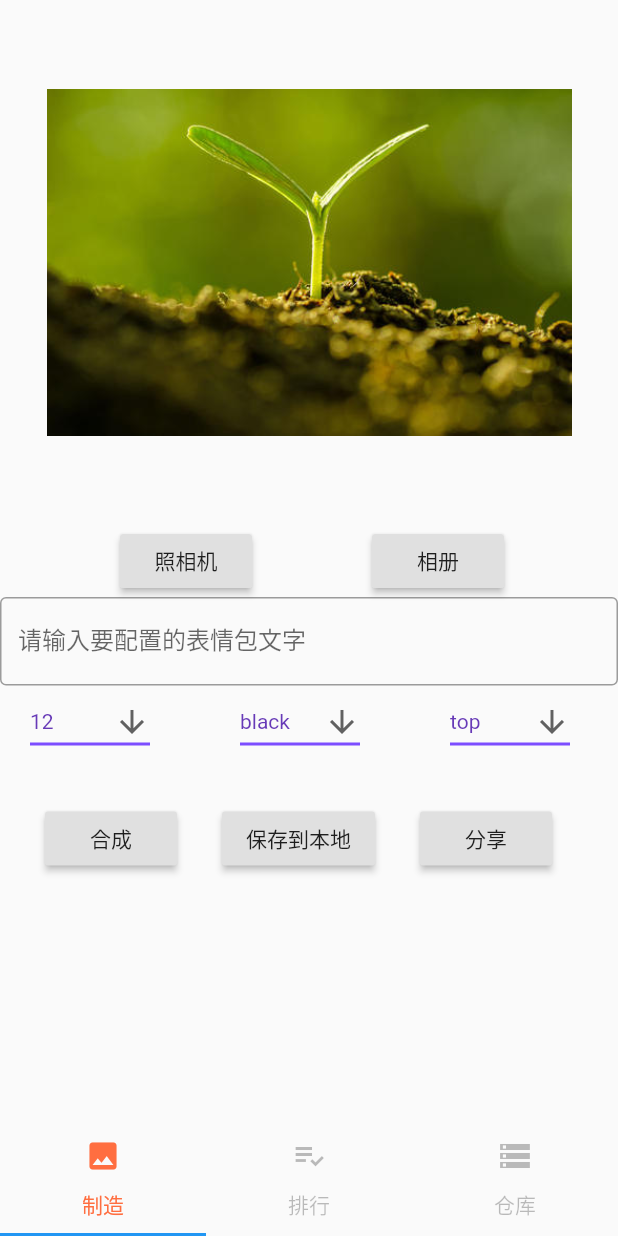
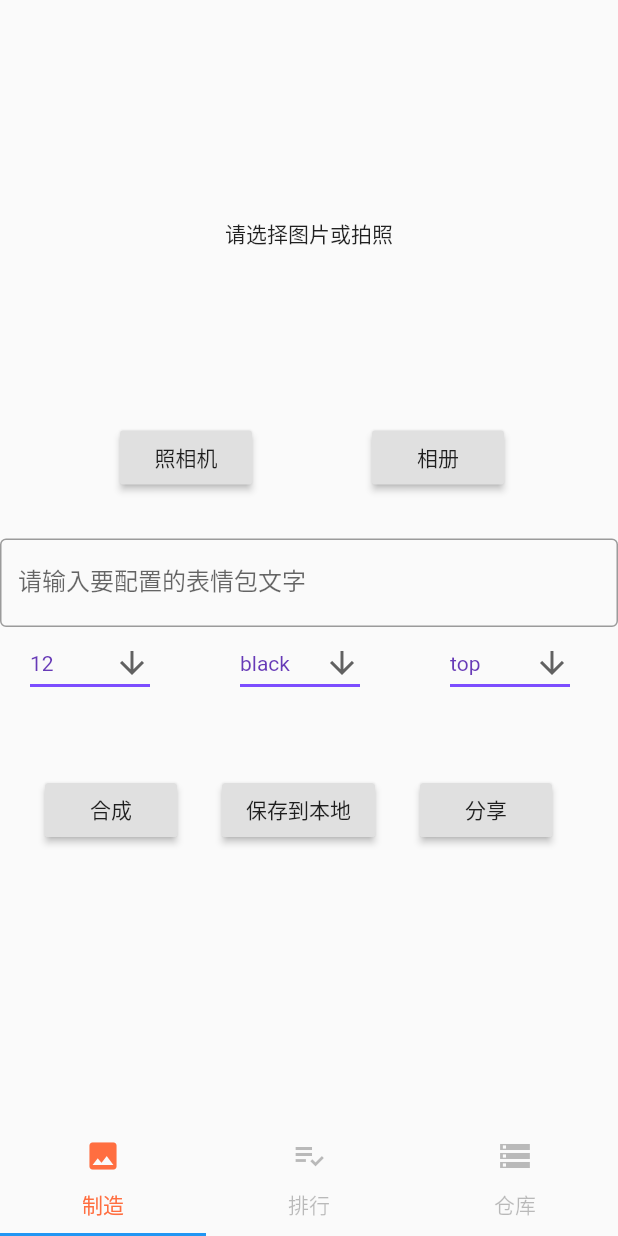
Before and after one commit to hunter2009pf/meme_maker, a Flutter app: the screen it shows after launch, after a tap on "照相机", on a phone screen of 412 x 824 dp. Run offline on Flutter 3.47's test engine with Material 2 defaults, Android fonts, the phone set to English and light mode, and no system bars; our stand-ins replace image_picker.

Commit message:
the third day 20191220

```diff
--- a/lib/pages/Producer.dart
+++ b/lib/pages/Producer.dart
@@ -1,4 +1,5 @@
 import 'package:flutter/material.dart';
+import 'package:image_picker/image_picker.dart';
 
 class Producer extends StatefulWidget{
   @override
@@ -12,15 +13,19 @@ class _ProducerState extends State<Producer>{
   int fontSize = 12;
   String fontColor = "black";
   String wordPosition = "top";
+  var _imgPath;
 
   @override
   Widget build(BuildContext context) {
     return Column(
       children: <Widget>[
+        Padding(
+          padding: EdgeInsets.fromLTRB(0, 30, 0, 0),
+        ),
         SizedBox(
             width: 350,
-            height: 350,
-            child: Image.asset("assets/test.jpg"),
+            height: 251,
+            child: _ImageView(_imgPath),
           ),
         Row(
           children: <Widget>[
@@ -29,16 +34,19 @@ class _ProducerState extends State<Producer>{
             ),
             RaisedButton(
               child: Text("照相机"),
-              onPressed: (){},
+              onPressed: _takePhoto,
             ),
             Padding(
               padding: EdgeInsets.fromLTRB(40, 0, 40, 0),
             ),
             RaisedButton(
               child: Text("相册"),
-              onPressed: (){},
+              onPressed: _openGallery,
             )
           ],
+        ),
+        Padding(
+          padding: EdgeInsets.fromLTRB(0, 30, 0, 0),
         ),
         TextField(
           controller: textCtrl,
@@ -134,7 +142,7 @@ class _ProducerState extends State<Producer>{
           ],
         ),
         Padding(
-          padding: const EdgeInsets.fromLTRB(0,30,0,0),
+          padding: const EdgeInsets.fromLTRB(0,50,0,0),
           child: Row(
             children: <Widget>[
               Padding(
@@ -165,4 +173,29 @@ class _ProducerState extends State<Producer>{
     );
   }
 
+  Widget _ImageView(imgPath){
+    if(imgPath == null){
+      return Center(
+        child: Text("请选择图片或拍照"),
+      );
+    }else{
+      return Image.file(imgPath);
+    }
+  }
+
+  void _takePhoto() async{
+    var image = await ImagePicker.pickImage(source: ImageSource.camera);
+
+    setState(() {
+      _imgPath=image;
+    });
+  }
+
+  void _openGallery() async{
+    var image = await ImagePicker.pickImage(source: ImageSource.gallery);
+
+    setState(() {
+      _imgPath = image;
+    });
+  }
 }
--- a/pubspec.yaml
+++ b/pubspec.yaml
@@ -23,6 +23,7 @@ dependencies:
   # The following adds the Cupertino Icons font to your application.
   # Use with the CupertinoIcons class for iOS style icons.
   cupertino_icons: ^0.1.2
+  image_picker: ^0.5.0+3
 
 dev_dependencies:
   flutter_test:
```
Also changed, not shown: pubspec.lock.
